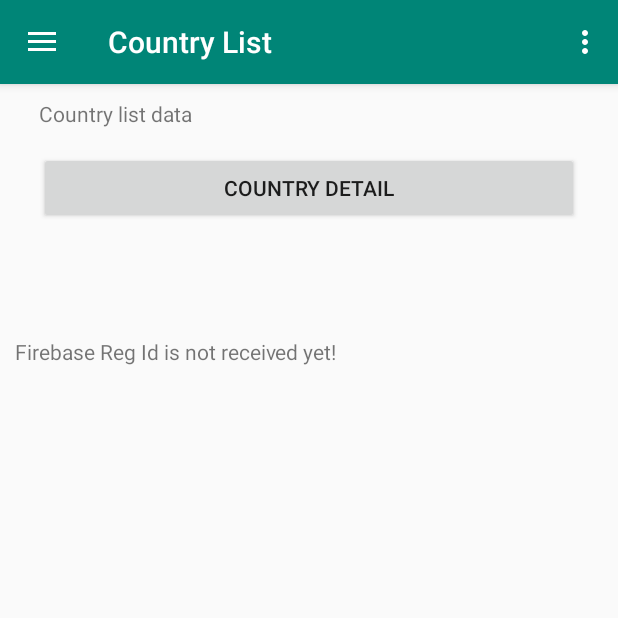
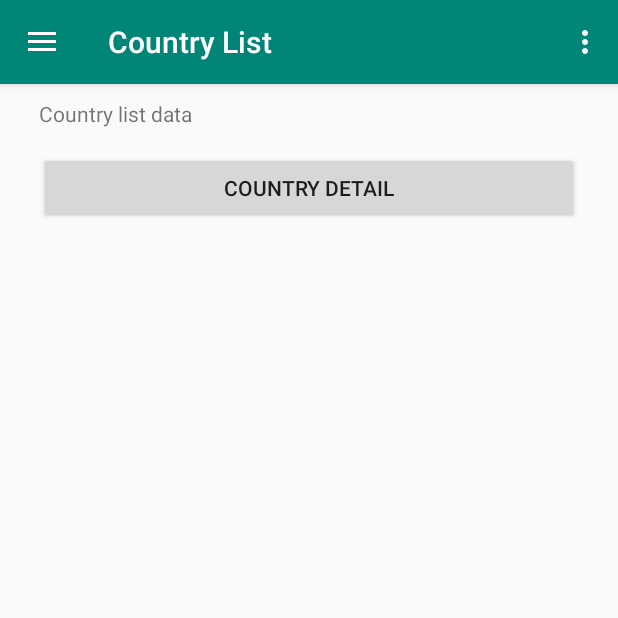
Before and after one commit to Darshan4217/DarshProject, an Android app: the screen it shows after launch (DashBoardActivity), on a phone screen of 412 x 824 dp, the top half of it. Run offline under Robolectric (Android 15) with nearby library versions, the phone set to English and light mode, and no system bars.

Commit message:
Code refactor

```diff
--- a/app/src/main/java/com/example/lenovo/myapplication/Country/CountryFragment.java
+++ b/app/src/main/java/com/example/lenovo/myapplication/Country/CountryFragment.java
@@ -1,29 +1,18 @@
 package com.example.lenovo.myapplication.Country;
 
-import android.content.*;
 import android.os.Bundle;
 import android.support.annotation.NonNull;
 import android.support.annotation.Nullable;
 import android.support.v4.app.Fragment;
-import android.support.v4.content.LocalBroadcastManager;
-import android.text.TextUtils;
-import android.util.Log;
 import android.view.LayoutInflater;
 import android.view.View;
 import android.view.ViewGroup;
-
 import android.widget.Button;
 import android.widget.FrameLayout;
-import android.widget.TextView;
 import android.widget.Toast;
 import com.example.lenovo.myapplication.R;
 import com.example.lenovo.myapplication.base.BackButtonSupportFragment;
 import com.example.lenovo.myapplication.base.BaseFragment;
-import com.example.lenovo.myapplication.utils.Config;
-import com.example.lenovo.myapplication.utils.NotificationUtils;
-import com.google.firebase.messaging.FirebaseMessaging;
-
-import static android.content.ContentValues.TAG;
 
 /**
  * A simple {@link Fragment} subclass.
@@ -35,8 +24,6 @@ public class CountryFragment extends BaseFragment implements BackButtonSupportFr
     FrameLayout countryListLayout;
     private Toast toast;
     private boolean consumingBackPress = true;
-    private BroadcastReceiver mRegistrationBroadcastReceiver;
-    private TextView txtRegId, txtMessage;
 
     public static CountryFragment newInstance() {
         return new CountryFragment();
@@ -46,10 +33,8 @@ public class CountryFragment extends BaseFragment implements BackButtonSupportFr
     public View onCreateView(LayoutInflater inflater, ViewGroup container,
                              Bundle savedInstanceState) {
         // Inflate the layout for this fragment
-        view =  inflater.inflate(R.layout.fragment_country_list, container, false);
+        view = inflater.inflate(R.layout.fragment_country_list, container, false);
         btnDetail = view.findViewById(R.id.btnDetail);
-        txtRegId = view.findViewById(R.id.txt_reg_id);
-        txtMessage = view.findViewById(R.id.txt_push_message);
 
         btnDetail.setOnClickListener(new View.OnClickListener() {
             @Override
@@ -58,45 +43,7 @@ public class CountryFragment extends BaseFragment implements BackButtonSupportFr
             }
         });
 
-        mRegistrationBroadcastReceiver = new BroadcastReceiver() {
-            @Override
-            public void onReceive(Context context, Intent intent) {
-
-                // checking for type intent filter
-                if (intent.getAction().equals(Config.REGISTRATION_COMPLETE)) {
-                    // gcm successfully registered
-                    // now subscribe to `global` topic to receive app wide notifications
-                    FirebaseMessaging.getInstance().subscribeToTopic(Config.TOPIC_GLOBAL);
-
-                    displayFirebaseRegId();
-
-                } else if (intent.getAction().equals(Config.PUSH_NOTIFICATION)) {
-                    // new push notification is received
-
-                    String message = intent.getStringExtra("message");
-
-                    Toast.makeText(context.getApplicationContext(), "Push notification: " + message, Toast.LENGTH_LONG).show();
-
-                    txtMessage.setText(message);
-                }
-            }
-        };
-
-        displayFirebaseRegId();
         return view;
-    }
-    // Fetches reg id from shared preferences
-    // and displays on the screen
-    private void displayFirebaseRegId() {
-        SharedPreferences pref = getActivity().getApplicationContext().getSharedPreferences(Config.SHARED_PREF, 0);
-        String regId = pref.getString("regId", null);
-
-        Log.e(TAG, "Firebase reg id: " + regId);
-
-        if (!TextUtils.isEmpty(regId))
-            txtRegId.setText("Firebase Reg Id: " + regId);
-        else
-            txtRegId.setText("Firebase Reg Id is not received yet!");
     }
 
     @Override
@@ -126,27 +73,4 @@ public class CountryFragment extends BaseFragment implements BackButtonSupportFr
 
     }
 
-    @Override
-    public void onResume() {
-        super.onResume();
-
-        // register GCM registration complete receiver
-        LocalBroadcastManager.getInstance(getActivity()).registerReceiver(mRegistrationBroadcastReceiver,
-                new IntentFilter(Config.REGISTRATION_COMPLETE));
-
-        // register new push message receiver
-        // by doing this, the activity will be notified each time a new message arrives
-        LocalBroadcastManager.getInstance(getActivity()).registerReceiver(mRegistrationBroadcastReceiver,
-                new IntentFilter(Config.PUSH_NOTIFICATION));
-
-        // clear the notification area when the app is opened
-        NotificationUtils.clearNotifications(getActivity().getApplicationContext());
-    }
-
-    @Override
-    public void onPause() {
-        LocalBroadcastManager.getInstance(getActivity()).unregisterReceiver(mRegistrationBroadcastReceiver);
-        super.onPause();
-    }
-
 }
--- a/app/src/main/res/layout/fragment_country_list.xml
+++ b/app/src/main/res/layout/fragment_country_list.xml
@@ -22,21 +22,5 @@
             android:layout_marginTop="16dp"
             android:id="@+id/btnDetail"
             android:text="Country Detail"/>
-    <TextView
-            android:id="@+id/txt_push_message"
-            android:layout_width="wrap_content"
-            android:layout_height="wrap_content"
-            android:layout_alignParentTop="true"
-            android:layout_centerHorizontal="true"
-            android:layout_marginTop="40dp"
-            android:textColor="@color/colorPrimary"
-            android:textSize="26dp"
-    />
-
-    <TextView
-            android:id="@+id/txt_reg_id"
-            android:layout_width="wrap_content"
-            android:layout_height="wrap_content"
-            android:layout_alignParentBottom="true" />
 
 </LinearLayout>
```
